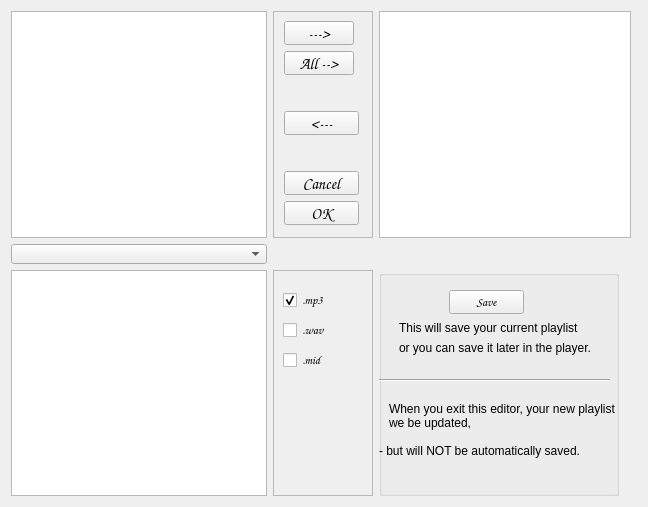
Old version of the form src/forms/editform.ui in the repository Spidersbox/RandomPlayer.
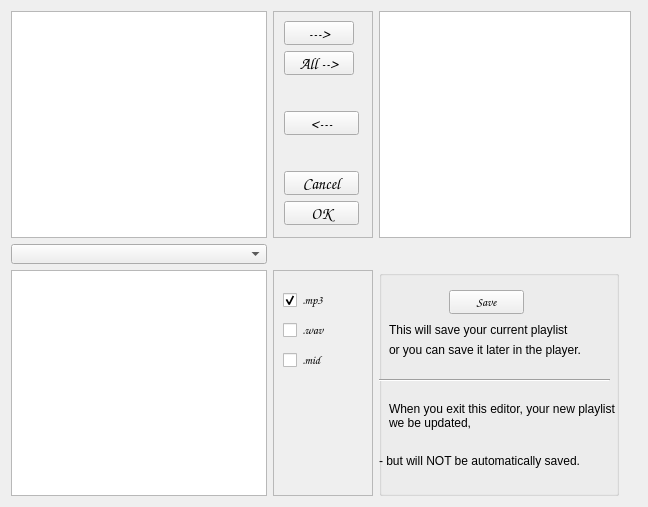
New version of the form.

Commit message: text adjustments

Diff of the .ui file:
```diff
--- a/src/forms/editform.ui
+++ b/src/forms/editform.ui
@@ -301,12 +301,19 @@
      <widget class="QLabel" name="label_3">
       <property name="geometry">
        <rect>
-        <x>20</x>
+        <x>10</x>
         <y>50</y>
-        <width>221</width>
-        <height>16</height>
+        <width>231</width>
+        <height>20</height>
        </rect>
       </property>
+      <property name="font">
+       <font>
+        <family>Arial</family>
+        <pointsize>9</pointsize>
+        <bold>false</bold>
+       </font>
+      </property>
       <property name="text">
        <string>This will save your current playlist</string>
       </property>
@@ -314,12 +321,17 @@
      <widget class="QLabel" name="label_4">
       <property name="geometry">
        <rect>
-        <x>20</x>
+        <x>10</x>
         <y>70</y>
-        <width>221</width>
-        <height>16</height>
+        <width>231</width>
+        <height>20</height>
        </rect>
       </property>
+      <property name="font">
+       <font>
+        <family>Arial</family>
+       </font>
+      </property>
       <property name="text">
        <string>or you can save it later in the player.</string>
       </property>
@@ -365,9 +377,14 @@
         <x>0</x>
         <y>170</y>
         <width>231</width>
-        <height>21</height>
+        <height>41</height>
        </rect>
       </property>
+      <property name="font">
+       <font>
+        <family>Arial</family>
+       </font>
+      </property>
       <property name="text">
        <string>- but will NOT be automatically saved.</string>
       </property>
```
Left out of the diff: 5 changed lines with no effect on the pictures.
